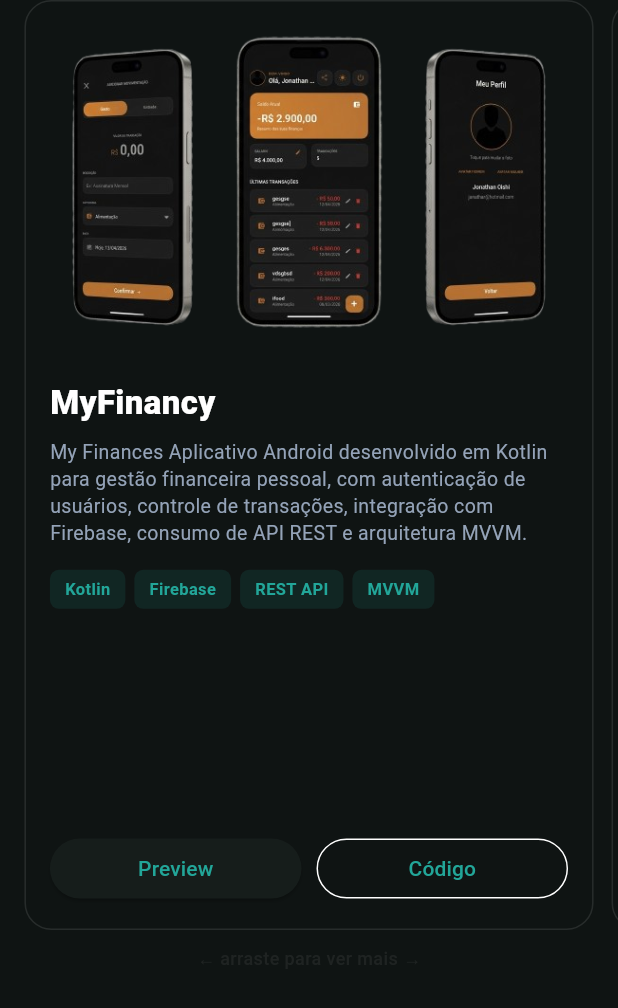
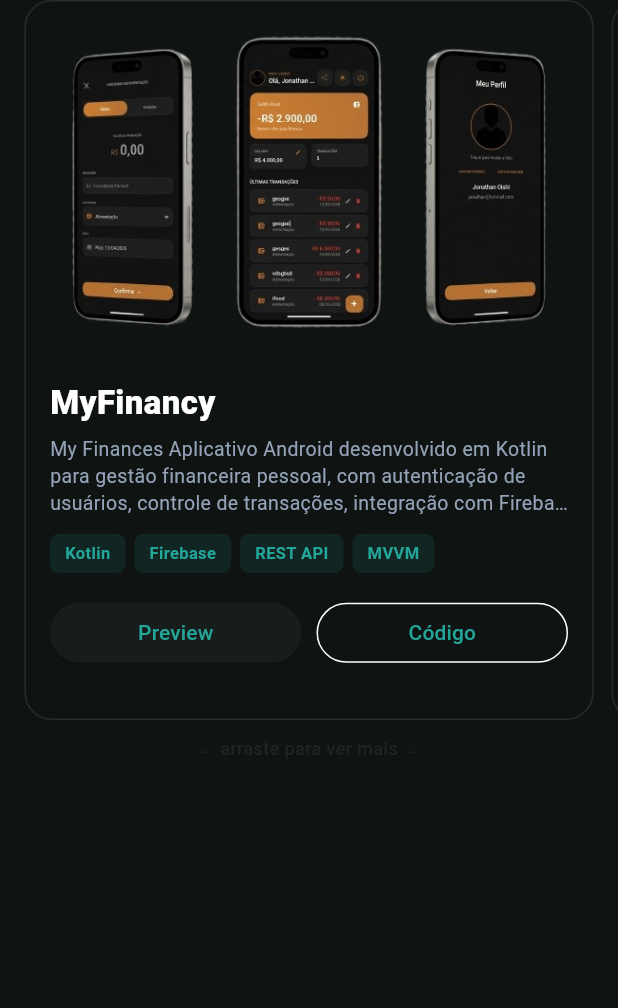
Before and after one commit to JonathanOishi/my_site_repository, a Flutter app: the _ProjectsGrid widget shown alone on an empty page, opened directly, on a phone screen of 412 x 824 dp. Shown: the top 1008 px of the screen. Run offline on Flutter 3.47's test engine with Material 3 defaults, Android fonts, the phone set to English and light mode, and no system bars.

Commit message:
Update projects_section.dart

```diff
--- a/lib/features/view/sections/projects_section.dart
+++ b/lib/features/view/sections/projects_section.dart
@@ -155,8 +155,8 @@ class _ProjectsGridState extends State<_ProjectsGrid> {
       return Column(
         children: [
           SizedBox(
-            // Altura dinâmica para o carrossel mobile não quebrar
-            height: 620,
+            // 🛠️ Altura reduzida no mobile para aproximar os cards e remover o vácuo
+            height: 480,
             child: PageView.builder(
               controller: _controller,
               physics: const BouncingScrollPhysics(),
@@ -202,9 +202,8 @@ class _ProjectsGridState extends State<_ProjectsGrid> {
             crossAxisCount: isDesktop ? 3 : 2,
             crossAxisSpacing: AppSpacing.md,
             mainAxisSpacing: AppSpacing.md,
-            // 🛠️ Removemos a limitação estática de 560 de altura.
-            // Agora o grid se adapta organicamente ao tamanho real do conteúdo.
-            mainAxisExtent: isDesktop ? 640 : 680,
+            // 🛠️ Reduzido de 640 para 460/490 para compactar todo o bloco no GridView desktop/tablet
+            mainAxisExtent: isDesktop ? 460 : 490,
           ),
           itemBuilder: (context, index) => cards[index],
         );
@@ -272,9 +271,8 @@ class _ProjectCardState extends State<_ProjectCard> {
               ),
             ),
 
-            // 2. Conteúdo Textual e Elementos
-            Expanded(
-              child: Padding(
+            // 2. Bloco Único de Conteúdo Integrado (Sem Expanded ou Spacers intermediários)
+            Padding(
               padding: const EdgeInsets.all(AppSpacing.md),
               child: Column(
                 crossAxisAlignment: CrossAxisAlignment.start,
@@ -288,20 +286,22 @@ class _ProjectCardState extends State<_ProjectCard> {
                       color: AppColors.textPrimary,
                     ),
                   ),
-                    const SizedBox(height: 8),
+                  const SizedBox(height: 6),
 
-                    // DESCRIÇÃO (Sem Expanded bloqueando para não criar vácuo)
+                  // DESCRIÇÃO (Exibe até 3 linhas de forma elegante e coesa)
                   Text(
                     widget.description,
+                    maxLines: 3,
+                    overflow: TextOverflow.ellipsis,
                     style: const TextStyle(
                       fontSize: 13,
                       height: 1.4,
                       color: AppColors.textSecondary,
                     ),
                   ),
-                    const SizedBox(height: 16),
+                  const SizedBox(height: 12),
 
-                    // 🛠️ CHIPS DE TECNOLOGIAS (Posicionados agora abaixo da descrição)
+                  // 🛠️ CHIPS DE TECNOLOGIAS (Movido para baixo da descrição)
                   Wrap(
                     spacing: 6,
                     runSpacing: 6,
@@ -326,12 +326,9 @@ class _ProjectCardState extends State<_ProjectCard> {
                       );
                     }).toList(),
                   ),
+                  const SizedBox(height: 16),
 
-                    // O Spacer aqui serve unicamente para empurrar os botões
-                    // de ação para a base do card de forma elegante.
-                    const Spacer(),
-
-                    // BOTÕES DE AÇÃO (Preview e Código colados de forma coesa)
+                  // BOTÕES DE AÇÃO (Colados logo abaixo das tecnologias)
                   Row(
                     children: [
                       Expanded(
@@ -350,7 +347,6 @@ class _ProjectCardState extends State<_ProjectCard> {
                     ],
                   ),
                 ],
-                ),
               ),
             ),
           ],
```
Lines whose indentation alone changed are shown as unchanged.
